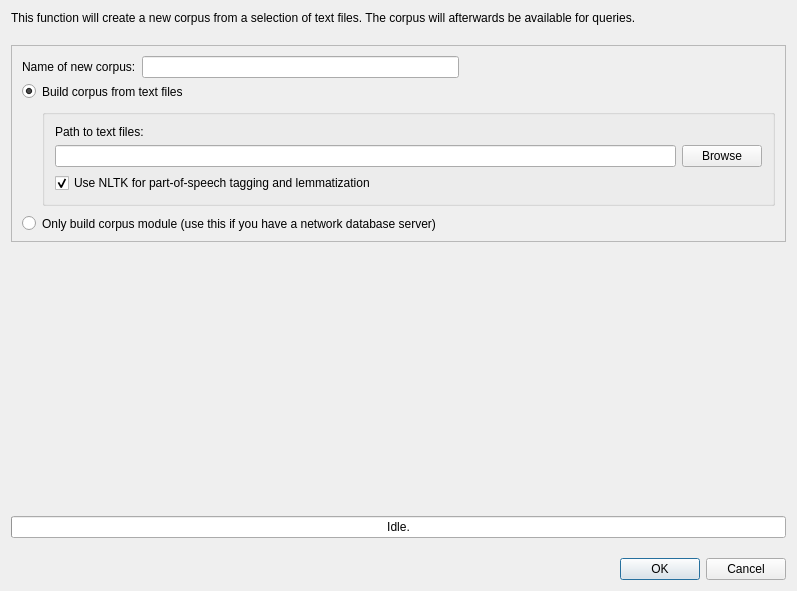
gkunter/coquery, file coquery/gui/corpusBuilder.ui: the form before one commit.
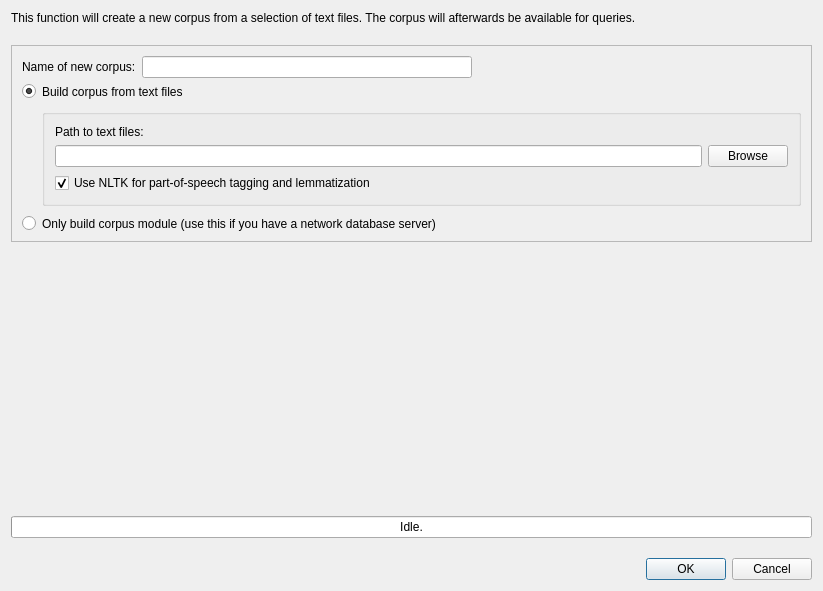
The form after the commit. Icons and pictures are not drawn.

Diff of the .ui file:
```diff
--- a/coquery/gui/corpusBuilder.ui
+++ b/coquery/gui/corpusBuilder.ui
@@ -6,7 +6,7 @@
    <rect>
     <x>0</x>
     <y>0</y>
-    <width>797</width>
+    <width>823</width>
     <height>591</height>
    </rect>
   </property>
@@ -93,6 +93,9 @@
       </item>
       <item>
        <layout class="QGridLayout" name="gridLayout_2">
+        <property name="sizeConstraint">
+         <enum>QLayout::SetMinimumSize</enum>
+        </property>
         <property name="verticalSpacing">
          <number>10</number>
         </property>
```
